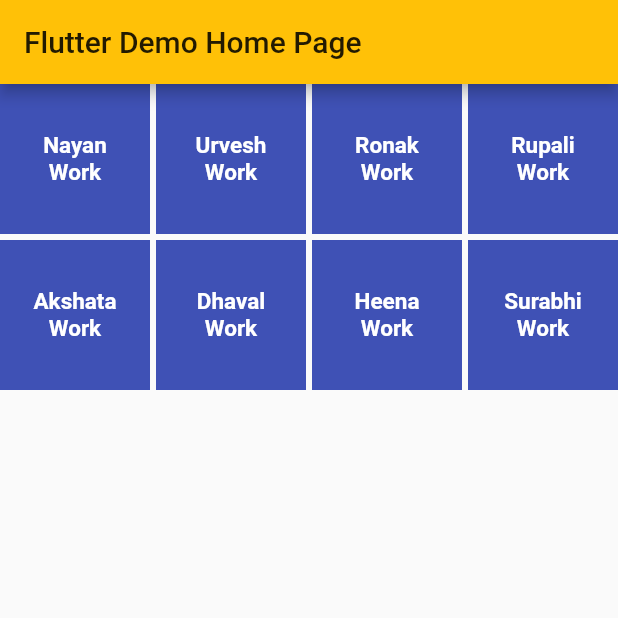
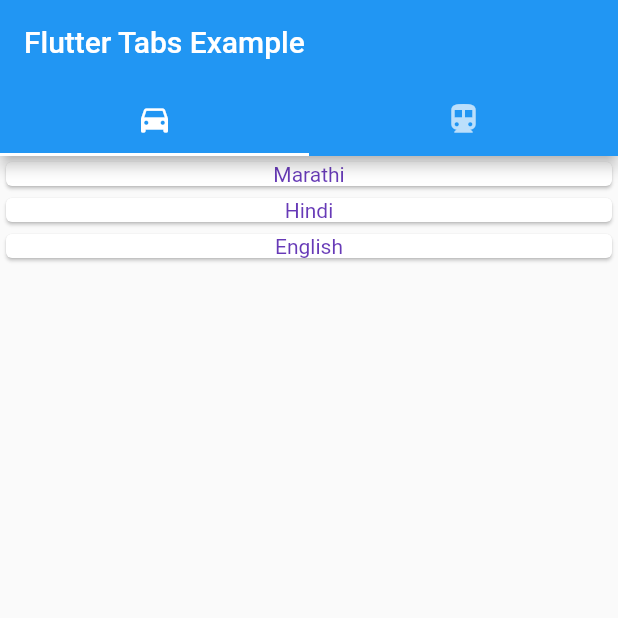
Before and after one commit to arj1496/flutter_app, a Flutter app: the screen it shows after launch, after a tap on "Akshata Work", on a phone screen of 412 x 824 dp, the top half of it. Run offline on Flutter 3.47's test engine with Material 2 defaults, Android fonts, the phone set to English and light mode, and no system bars; Roboto replaces fonts that are missing (Montserrat).

Commit message:
Akshata work
Tab and Listview implementation.

```diff
--- /dev/null
+++ b/lib/AkshataHomePage.dart
@@ -0,0 +1,33 @@
+import 'package:flutter/material.dart';
+import 'package:flutter/widgets.dart';
+
+import 'FirstScreen.dart';
+import 'Secondscreen.dart';
+
+class AkshataHomePage extends StatelessWidget {
+  @override
+  Widget build(BuildContext context) {
+    return MaterialApp(
+      home: DefaultTabController(
+        length: 2,
+        child: Scaffold(
+          appBar: AppBar(
+            bottom: TabBar(
+              tabs: [
+                Tab(icon: Icon(Icons.directions_car)),
+                Tab(icon: Icon(Icons.directions_transit))
+              ],
+            ),
+            title: Text('Flutter Tabs Example'),
+          ),
+          body: TabBarView(
+            children: [
+              FirstScreen(),
+              SecondScreen(),
+            ],
+          ),
+        ),
+      ),
+    );
+  }
+}
--- /dev/null
+++ b/lib/FirstScreen.dart
@@ -0,0 +1,25 @@
+import 'package:flutter/material.dart';
+import 'package:flutter/widgets.dart';
+
+class FirstScreen extends StatelessWidget {
+   List<String> product = ["Marathi","Hindi","English"];
+  @override
+  Widget build(BuildContext context) {
+    return ListView.builder(
+      itemBuilder: _buildProductItem,
+      itemCount: product.length,
+    );
+  }
+
+  Widget _buildProductItem(BuildContext context, int index) {
+    return Card(
+      child: Column(
+        children: <Widget>[
+
+          Text(product[index], style: TextStyle(color: Colors.deepPurple))
+        ],
+      ),
+    );
+  }
+
+}
--- /dev/null
+++ b/lib/Secondscreen.dart
@@ -0,0 +1,13 @@
+import 'package:flutter/material.dart';
+import 'package:flutter/widgets.dart';
+
+class SecondScreen extends StatelessWidget {
+  @override
+  Widget build(BuildContext context) {
+    return Container(
+      child: Center(
+        child: Text('Tab 2 Layout'),
+      ),
+    );
+  }
+}
--- a/lib/main.dart
+++ b/lib/main.dart
@@ -1,5 +1,6 @@
 import 'package:flutter/material.dart';
 import 'package:flutter/widgets.dart';
+import 'package:flutter_app/AkshataHomePage.dart';
 
 void main() => runApp(MyApp());
 
@@ -84,7 +85,7 @@ class _MyHomePageState extends State<MyHomePage> {
 
         minWidth: MediaQuery.of(context).size.width,
         padding: EdgeInsets.fromLTRB(20.0, 15.0, 20.0, 15.0),
-        onPressed: (){},
+
         child: Text("Urvesh Work",
             textAlign: TextAlign.center,
             style: style.copyWith(
@@ -129,11 +130,19 @@ class _MyHomePageState extends State<MyHomePage> {
 
         minWidth: MediaQuery.of(context).size.width,
         padding: EdgeInsets.fromLTRB(20.0, 15.0, 20.0, 15.0),
-        onPressed: (){},
+        onPressed: (){
+
+            Navigator.push(
+              context,
+              MaterialPageRoute(builder: (context) => AkshataHomePage()),
+            );
+
+        },
         child: Text("Akshata Work",
             textAlign: TextAlign.center,
             style: style.copyWith(
                 color: Colors.white, fontWeight: FontWeight.bold)),
+
       ),
     );
 
```
